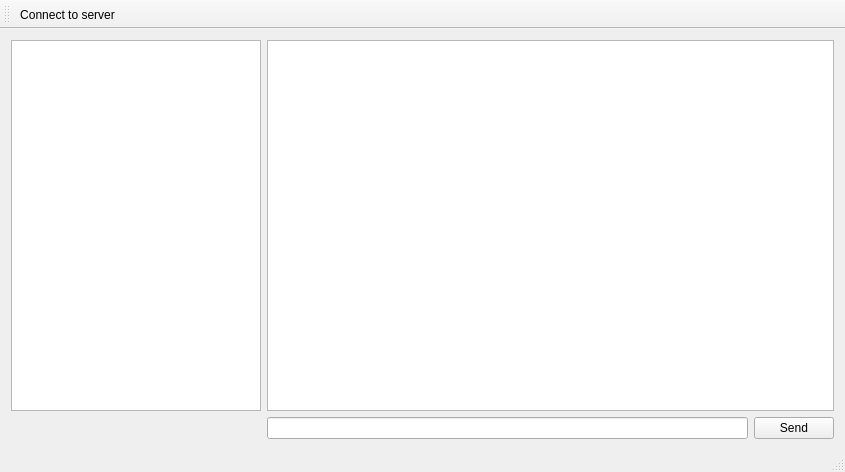
spelka/LinuxChat, file ChatClient/application.ui: the form before one commit.
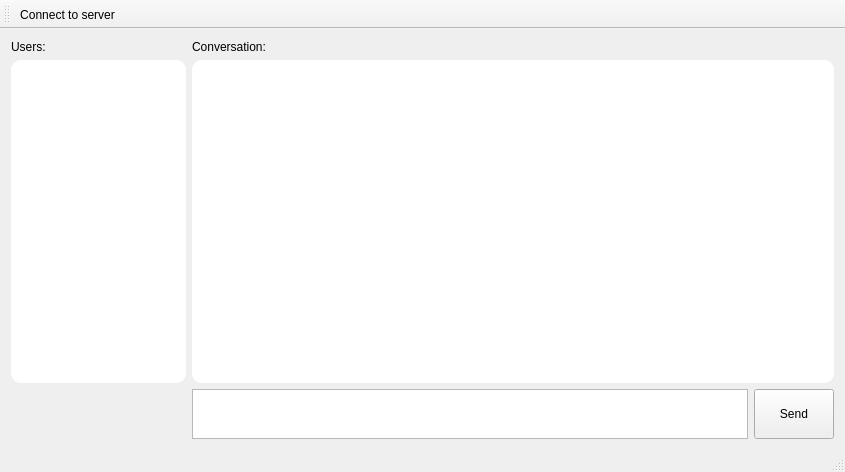
The form after the commit.

Commit message: Client now connects to the server

The edit to the form file:
```diff
--- a/ChatClient/application.ui
+++ b/ChatClient/application.ui
@@ -17,29 +17,71 @@
    <layout class="QGridLayout" name="gridLayout_2">
     <item row="0" column="0">
      <layout class="QGridLayout" name="gridLayout">
-      <item row="1" column="1">
-       <widget class="QLineEdit" name="msgEdit"/>
-      </item>
       <item row="0" column="0">
-       <widget class="QListView" name="clientList">
+       <widget class="QLabel" name="label">
+        <property name="text">
+         <string>Users:</string>
+        </property>
+        <property name="alignment">
+         <set>Qt::AlignLeading|Qt::AlignLeft|Qt::AlignVCenter</set>
+        </property>
+       </widget>
+      </item>
+      <item row="2" column="1">
+       <widget class="QTextEdit" name="msgEdit">
         <property name="maximumSize">
          <size>
-          <width>250</width>
+          <width>16777215</width>
+          <height>50</height>
+         </size>
+        </property>
+       </widget>
+      </item>
+      <item row="1" column="0">
+       <widget class="QListView" name="listUsers">
+        <property name="maximumSize">
+         <size>
+          <width>175</width>
           <height>16777215</height>
          </size>
         </property>
+        <property name="styleSheet">
+         <string notr="true">border-radius: 10px;
+background: white;</string>
+        </property>
        </widget>
       </item>
-      <item row="1" column="2">
+      <item row="1" column="1" colspan="3">
+       <widget class="QTextBrowser" name="txtConvo">
+        <property name="styleSheet">
+         <string notr="true">border-radius: 10px;
+background: white;</string>
+        </property>
+       </widget>
+      </item>
+      <item row="0" column="1">
+       <widget class="QLabel" name="label_2">
+        <property name="text">
+         <string>Conversation:</string>
+        </property>
+       </widget>
+      </item>
+      <item row="2" column="2" colspan="2">
        <widget class="QPushButton" name="btnSend">
+        <property name="maximumSize">
+         <size>
+          <width>16777215</width>
+          <height>50</height>
+         </size>
+        </property>
+        <property name="styleSheet">
+         <string notr="true"/>
+        </property>
         <property name="text">
          <string>Send</string>
         </property>
        </widget>
       </item>
-      <item row="0" column="1" colspan="2">
-       <widget class="QTextBrowser" name="txtConvo"/>
-      </item>
      </layout>
     </item>
    </layout>
```
Left out of the diff: 2 changed lines with no effect on the pictures. The commit also changes 15 other files.
